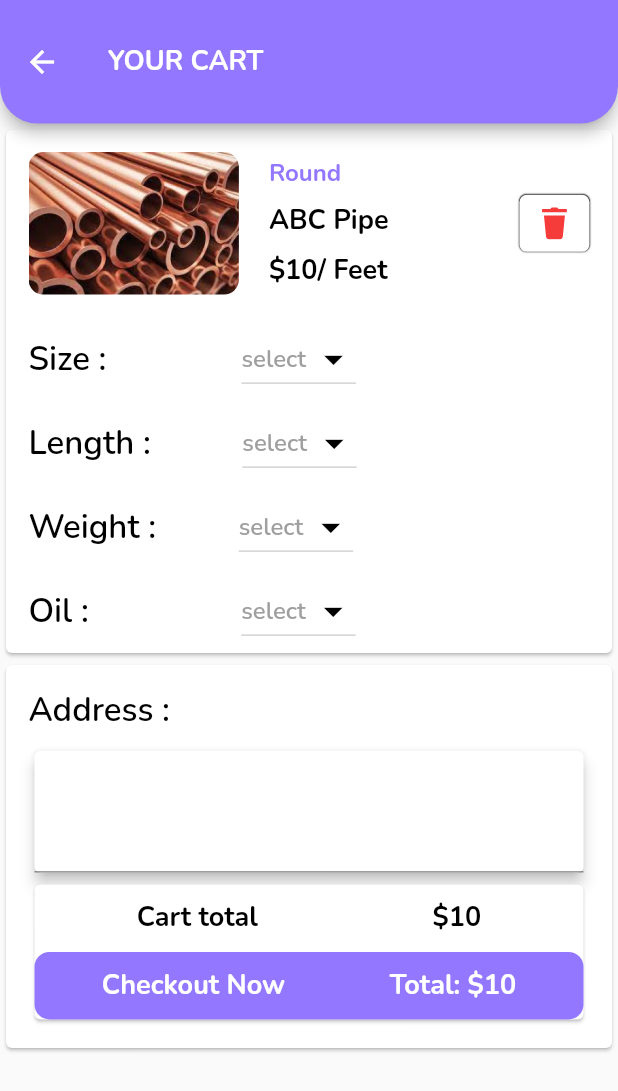
After one commit to ZaranaCodeline/Pipes_Online, a Flutter app: the CartPage screen opened directly, on a phone screen of 412 x 824 dp. The commit adds this screen. Shown: the top 1091 px of the screen. Run offline on Flutter 3.47's test engine with Material 2 defaults, Android fonts, the phone set to English and light mode, and no system bars; our stand-ins replace carousel_slider, cloud_firestore, firebase_auth, firebase_core, flutter_signin_button, flutter_svg and 5 more; accounts and stored records are empty; project files that could hold a hidden picture were left out.

Commit message:
- cart page complate

```diff
--- a/lib/buyer/custom_widget/custom_home_page_widget/custom_home_search_widget.dart
+++ b/lib/buyer/custom_widget/custom_home_page_widget/custom_home_search_widget.dart
@@ -14,10 +14,10 @@ class CustomHomeSearchWidget extends StatelessWidget {
         width: Get.width / 1.4,
         child: CupertinoTextField(
           keyboardType: TextInputType.text,
-          placeholder: 'Filtrar por nombre o nombre corto',
+          placeholder: 'Search items here',
           placeholderStyle: const TextStyle(
             color: Color(0xffC4C6CC),
-            fontSize: 14.0,
+            fontSize: 18.0,
             fontFamily: 'Brutal',
           ),
           prefix: const Padding(
--- a/lib/buyer/custom_widget/selected_product_widgets/custom_rich_text_span_widget.dart
+++ b/lib/buyer/custom_widget/selected_product_widgets/custom_rich_text_span_widget.dart
@@ -20,7 +20,7 @@ class CustomRichTextSpanWidget extends StatelessWidget {
               TextSpan(
                 text: name1,
                 style: TextStyle(fontSize: fontsize,
-                    color: color1),),
+                    color: color1,wordSpacing: 1,),),
               TextSpan(
                 text: name2,
                 style: TextStyle(fontSize: fontsize, fontWeight: FontWeight.w400,
--- a/lib/buyer/custom_widget/selected_product_widgets/custom_selected_product_build_top_widget.dart
+++ b/lib/buyer/custom_widget/selected_product_widgets/custom_selected_product_build_top_widget.dart
@@ -27,7 +27,7 @@ class CustomSelectedProductBuildTopWidget extends StatelessWidget {
             color: AppColors.primaryColor,
             alignment: Alignment.topLeft,
           ),
-          SizedBox(height: Get.height * 0.01),
+          // SizedBox(height: Get.height * 0.01),
           Row(
             mainAxisAlignment: MainAxisAlignment.spaceBetween,
             children: [
--- a/lib/buyer/custom_widget/selected_product_widgets/review_widgets.dart
+++ b/lib/buyer/custom_widget/selected_product_widgets/review_widgets.dart
@@ -36,6 +36,7 @@ class ReviewWidget extends StatelessWidget {
                     height: Get.height * 0.02,
                   ),
                   Container(
+                    padding: EdgeInsets.only(bottom: Get.height * 0.1),
                     child: Row(
                       mainAxisAlignment: MainAxisAlignment.spaceEvenly,
                       children: [
--- a/lib/buyer/custom_widget/widgets/custom_widget/custom_text.dart
+++ b/lib/buyer/custom_widget/widgets/custom_widget/custom_text.dart
@@ -6,7 +6,8 @@ class CustomText extends StatelessWidget {
       {Key? key,
       required this.text,
       this.alignment,
-        this.textAlign,
+      this.textAlign,
+      this.textDecoration,
       required this.fontWeight,
       required this.fontSize,
       required this.color})
@@ -17,6 +18,7 @@ class CustomText extends StatelessWidget {
   double fontSize;
   Alignment? alignment;
   TextAlign? textAlign;
+  TextDecoration? textDecoration;
 
   @override
   Widget build(BuildContext context) {
@@ -28,10 +30,10 @@ class CustomText extends StatelessWidget {
             color: color,
             fontWeight: fontWeight,
             fontSize: fontSize,
-
+            decoration: textDecoration,
           ),
         ),
-        textAlign:textAlign,
+        textAlign: textAlign,
       ),
       alignment: alignment,
     );
--- /dev/null
+++ b/lib/buyer/screens/cart_page.dart
@@ -0,0 +1,272 @@
+import 'package:flutter/material.dart';
+import 'package:flutter_svg/svg.dart';
+import 'package:get/get.dart';
+
+import '../app_constant/app_colors.dart';
+import '../custom_widget/widgets/custom_widget/custom_text.dart';
+
+class CartPage extends StatelessWidget {
+  String dropdownvalue = 'select';
+  var items = [
+    'select',
+    'Item 2',
+    'Item 3',
+    'Item 4',
+    'Item 5',
+  ];
+
+  @override
+  Widget build(BuildContext context) {
+    return Scaffold(
+      appBar: AppBar(
+        title: CustomText(
+          alignment: Alignment.centerLeft,
+          text: 'YOUR CART',
+          fontWeight: FontWeight.w700,
+          fontSize: 18,
+          color: AppColors.commonWhiteTextColor,
+        ),
+        backgroundColor: AppColors.primaryColor,
+        toolbarHeight: Get.height * 0.1,
+        shape: const RoundedRectangleBorder(
+          borderRadius: BorderRadius.vertical(
+            bottom: Radius.circular(25),
+          ),
+        ),
+      ),
+      body: Container(
+        child: SingleChildScrollView(
+          child: Column(
+            children: [
+              Card(
+                child: Column(
+                  children: [
+                    Padding(
+                      padding: const EdgeInsets.all(15.0),
+                      child: Row(
+                        children: [
+                          Expanded(
+                            flex: 3,
+                            child: ClipRRect(
+                              borderRadius: BorderRadius.circular(10.0),
+                              child: Image.asset(
+                                'assets/images/cart_page.png',
+                                fit: BoxFit.cover,
+                                width: 130,
+                                height: 95,
+                              ),
+                            ),
+                          ),
+                          Expanded(
+                            flex: 4,
+                            child: Container(
+                              margin: EdgeInsets.symmetric(horizontal: 20),
+                              child: Column(
+                                children: [
+                                  CustomText(
+                                    text: 'Round',
+                                    fontWeight: FontWeight.w700,
+                                    fontSize: 16,
+                                    color: AppColors.primaryColor,
+                                    alignment: Alignment.topLeft,
+                                  ),
+                                  SizedBox(
+                                    height: Get.height * 0.01,
+                                  ),
+                                  CustomText(
+                                    text: 'ABC Pipe',
+                                    fontWeight: FontWeight.w700,
+                                    fontSize: 18,
+                                    color: AppColors.secondaryBlackColor,
+                                    alignment: Alignment.centerLeft,
+                                  ),
+                                  SizedBox(
+                                    height: Get.height * 0.01,
+                                  ),
+                                  CustomText(
+                                    text: '\$10/ Feet',
+                                    fontWeight: FontWeight.w700,
+                                    fontSize: 18,
+                                    color: AppColors.secondaryBlackColor,
+                                    alignment: Alignment.centerLeft,
+                                  ),
+                                ],
+                              ),
+                            ),
+                          ),
+                          Expanded(
+                              child: Container(
+                            width: 50,
+                            height: 38,
+                            decoration: BoxDecoration(
+                                color: AppColors.commonWhiteTextColor,
+                                borderRadius: BorderRadius.circular(5),
+                                boxShadow: [
+                                  new BoxShadow(blurRadius: 0.1),
+                                ]),
+                            child: TextButton(
+                                onPressed: () {},
+                                child: SvgPicture.asset(
+                                    'assets/images/delete_icon.svg')),
+                          )),
+                        ],
+                      ),
+                    ),
+                    CustomDropDownWidget('Size :      '),
+                    CustomDropDownWidget('Length : '),
+                    CustomDropDownWidget('Weight :'),
+                    CustomDropDownWidget('Oil :        '),
+                  ],
+                ),
+              ),
+              Card(
+                child: Column(
+                  children: [
+                    Padding(
+                      padding: EdgeInsets.all(15),
+                      child: Column(
+                        children: [
+                          CustomText(
+                            text: 'Address : ',
+                            fontWeight: FontWeight.w600,
+                            fontSize: 22,
+                            color: AppColors.secondaryBlackColor,
+                            alignment: Alignment.topLeft,
+                          ),
+                          SizedBox(
+                            height: Get.height * 0.01,
+                          ),
+                          Card(
+                            elevation: 4,
+                            borderOnForeground: true,
+                            child: const TextField(
+                              maxLines: 3,
+                              keyboardType: TextInputType.multiline,
+                              // minLines: 1,
+                            ),
+                          ),
+                          Card(
+                            child: Column(
+                              children: [
+                                Container(
+                                  padding: EdgeInsets.symmetric(horizontal: 10,vertical: 10),
+
+                                  child: Row(
+                                    mainAxisAlignment: MainAxisAlignment.spaceAround,
+                                    children: [
+                                      CustomText(
+                                          text: 'Cart total',
+                                          fontWeight: FontWeight.w700,
+                                          fontSize: 18,
+                                          color: AppColors.secondaryBlackColor),
+                                      CustomText(
+                                          text: '\$10',
+                                          fontWeight: FontWeight.w700,
+                                          fontSize: 18,
+                                          color: AppColors.secondaryBlackColor),
+                                    ],
+                                  ),
+                                ),
+                                GestureDetector(
+                                  onTap: (){},
+                                  child: Container(
+                                    padding: EdgeInsets.symmetric(horizontal: 10,vertical: 10),
+                                    decoration: BoxDecoration(
+                                      borderRadius: BorderRadius.circular(10),
+                                      color: AppColors.primaryColor,
+
+                                    ),
+                                    child: Row(
+                                      mainAxisAlignment: MainAxisAlignment.spaceAround,
+                                      children: [
+                                        CustomText(
+                                            text: 'Checkout Now',
+                                            fontWeight: FontWeight.w700,
+                                            fontSize: 18,
+                                            color: AppColors.commonWhiteTextColor),
+                                        CustomText(
+                                            text: 'Total: \$10',
+                                            fontWeight: FontWeight.w700,
+                                            fontSize: 18,
+                                            color: AppColors.commonWhiteTextColor),
+                                      ],
+                                    ),
+                                  ),
+                                ),
+                              ],
+                            ),
+                          ),
+                        ],
+                      ),
+                    )
+                  ],
+                ),
+              ),
+            ],
+          ),
+        ),
+      ),
+    );
+  }
+
+  Widget CustomDropDownWidget(String keyName) {
+    return Container(
+      padding: EdgeInsets.symmetric(horizontal: 15),
+      child: Row(
+        children: [
+          CustomText(
+              text: keyName,
+              fontWeight: FontWeight.w600,
+              fontSize: 22,
+              color: AppColors.secondaryBlackColor),
+          SizedBox(
+            width: Get.width * .1,
+          ),
+          Card(
+            elevation: 0,
+            child: Container(
+              padding: EdgeInsets.symmetric(
+                horizontal: 10,
+              ),
+              decoration: BoxDecoration(
+                  borderRadius: BorderRadius.circular(15), boxShadow: const []),
+
+              // decoration: BoxDecoration(
+              //     color: AppColors.commonWhiteTextColor,
+              //     borderRadius: BorderRadius.circular(5),
+              //     boxShadow: [
+              //       new BoxShadow(blurRadius: 0.1),
+              //     ]),
+              child: DropdownButton(
+                value: dropdownvalue,
+                icon: Icon(
+                  Icons.arrow_drop_down_outlined,
+                  color: AppColors.secondaryBlackColor,
+                  size: 30,
+                ),
+                items: items.map((String items) {
+                  return DropdownMenuItem(
+                    value: items,
+                    child: CustomText(
+                      text: items,
+                      color: AppColors.hintTextColor,
+                      fontSize: 16,
+                      fontWeight: FontWeight.w600,
+                      textDecoration: TextDecoration.none,
+                    ),
+                  );
+                }).toList(),
+                onChanged: (String? newValue) {
+                  // setState(() {
+                  //   dropdownvalue = newValue!;
+                  // });
+                },
+              ),
+            ),
+          ),
+          // CustomDropDownWidget(),
+        ],
+      ),
+    );
+  }
+}
--- a/lib/buyer/screens/seller_review_widget.dart
+++ b/lib/buyer/screens/seller_review_widget.dart
@@ -78,7 +78,7 @@ class SellerReviewWidget extends StatelessWidget {
                     ),
                   ),
                   SizedBox(
-                    height: Get.height * 0.04,
+                    height: Get.height * 0.049,
                   ),
                   CustomText(
                       text: 'Jan Doe',
--- a/lib/custom_widget/selected_product_widgets/custom_selected_product_build_top_widget.dart
+++ b/lib/custom_widget/selected_product_widgets/custom_selected_product_build_top_widget.dart
@@ -1,8 +1,9 @@
 import 'package:flutter/material.dart';
 import 'package:get/get.dart';
 
-import '../../app_constant/app_colors.dart';
-import '../widgets/custom_widget/custom_text.dart';
+import '../../buyer/app_constant/app_colors.dart';
+import '../../buyer/custom_widget/widgets/custom_widget/custom_text.dart';
+
 
 class CustomSelectedProductBuildTopWidget extends StatelessWidget {
     CustomSelectedProductBuildTopWidget(
```
Also changed, not shown: lib/buyer/custom_widget/custom_mobile_screen_widget.dart (+10 -9 lines), lib/buyer/screens/home_screen_widget.dart (+69 -10 lines), lib/buyer/screens/selected_product_widget.dart (+6 -3 lines), lib/screens/selected_product_widget.dart (+5 -5 lines), assets/images/delete_icon.svg (added), assets/images/down_arrow.svg (added).
